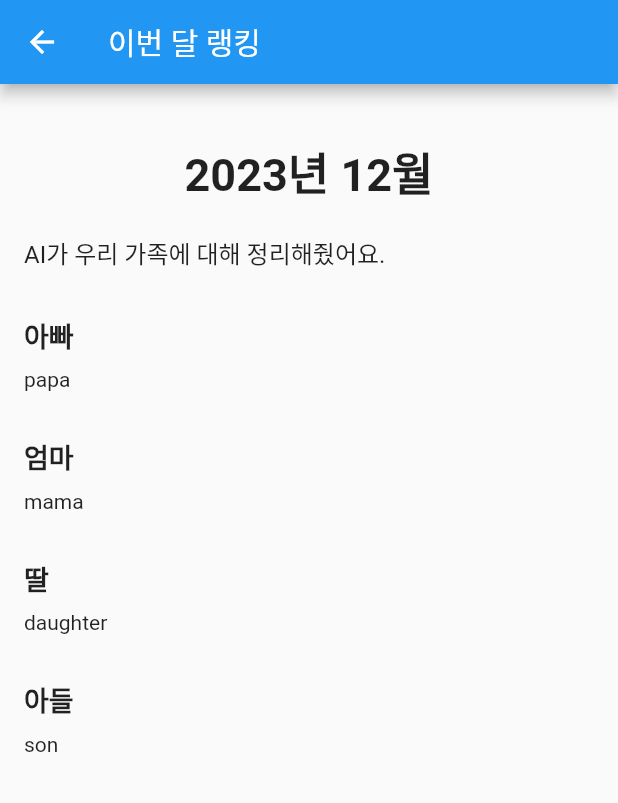
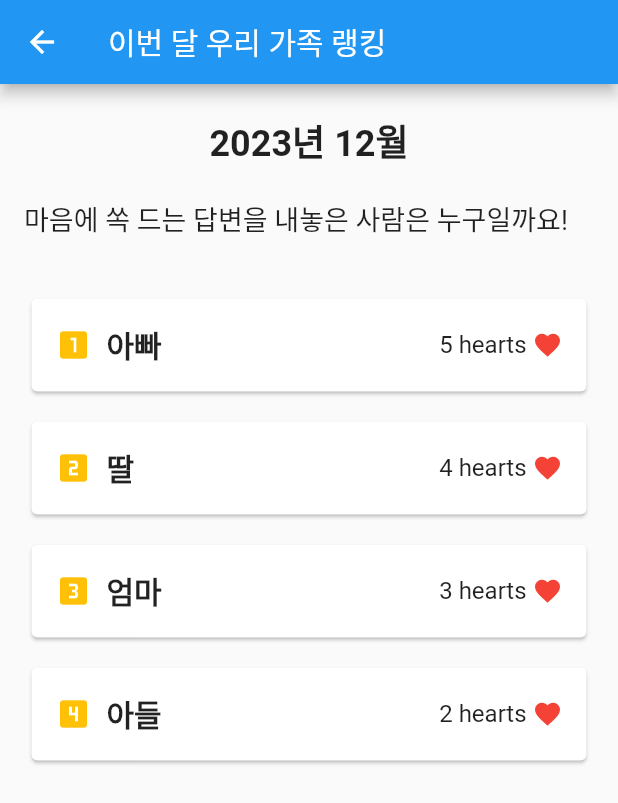
Before and after one commit to ozeeeno/soso_family, a Flutter app: the RankPage screen opened directly, on a phone screen of 412 x 824 dp. Shown: the top 803 px of the screen. Run offline on Flutter 3.47's test engine with Material 2 defaults, Android fonts, the light colour scheme and no system bars; our stand-ins replace table_calendar.

Commit message:
feature, style: rank, events page
revision of ranking and calendar page

```diff
--- a/frontend/soso_family/lib/main.dart
+++ b/frontend/soso_family/lib/main.dart
@@ -33,7 +33,7 @@ class StartPage extends StatefulWidget {
 }
 
 class _StartPageState extends State<StartPage> {
-  int _currentIndex = 0; // 현재 선택된 탭 인덱스
+  int _currentIndex = 1; // 현재 선택된 탭 인덱스
 
   final _pages = [
     const CalendarPage(),
@@ -76,11 +76,11 @@ class _StartPageState extends State<StartPage> {
             label: '오늘의질문',
           ),
           BottomNavigationBarItem(
-            icon: Icon(Icons.event),
+            icon: Icon(Icons.leaderboard),
             label: '랭킹보드',
           ),
           BottomNavigationBarItem(
-            icon: Icon(Icons.select_all),
+            icon: Icon(Icons.receipt_long),
             label: '리포트',
           ),
         ],
--- a/frontend/soso_family/lib/pages/rank.dart
+++ b/frontend/soso_family/lib/pages/rank.dart
@@ -8,74 +8,125 @@ class RankPage extends StatefulWidget {
 }
 
 class _RankPageState extends State<RankPage> {
-  late String _month;
-  late String _dadAIreport;
-  late String _momAIreport;
-  late String _daughterAIreport;
-  late String _sonAIreport;
+  late final String _month;
+  List<FamilyMember> familyMembers = [];
 
   @override
   void initState() {
     super.initState();
-    // 초기 질문과 답안 설정
     _month = "2023년 12월";
-    _dadAIreport = "papa";
-    _momAIreport = "mama";
-    _daughterAIreport = "daughter";
-    _sonAIreport = "son";
+
+    familyMembers = [
+      FamilyMember(name: '아빠', hearts: 5),
+      FamilyMember(name: '엄마', hearts: 3),
+      FamilyMember(name: '딸', hearts: 4),
+      FamilyMember(name: '아들', hearts: 2),
+    ];
+
+    familyMembers.sort((a, b) => b.hearts.compareTo(a.hearts));
   }
 
   @override
   Widget build(BuildContext context) {
     return Scaffold(
       appBar: AppBar(
-        title: Text('이번 달 랭킹'),
+        title: const Text('이번 달 우리 가족 랭킹'),
       ),
       body: Padding(
-        padding: const EdgeInsets.all(16.0),
+        padding: const EdgeInsets.symmetric(horizontal: 16.0, vertical: 20.0),
         child: Column(
           crossAxisAlignment: CrossAxisAlignment.start,
           children: [
-            SizedBox(height: 20),
-            Align(
-              alignment: Alignment.center,
+            Center(
               child: Text(_month,
-                  style: TextStyle(
-                    fontWeight: FontWeight.bold,
-                    fontSize: 30,
-                  )),
+                  style: const TextStyle(
+                      fontWeight: FontWeight.bold, fontSize: 24)),
             ),
-            SizedBox(height: 20),
-            Text(
-              "AI가 우리 가족에 대해 정리해줬어요.",
-              style: TextStyle(fontSize: 16),
+            const SizedBox(height: 20),
+            const Text("마음에 쏙 드는 답변을 내놓은 사람은 누구일까요!",
+                style: TextStyle(fontSize: 18)),
+            const SizedBox(height: 30),
+            Expanded(
+              child: ListView.builder(
+                itemCount: familyMembers.length,
+                itemBuilder: (context, index) {
+                  return FamilyMemberWidget(
+                      member: familyMembers[index], rank: index + 1);
+                },
+              ),
             ),
-            SizedBox(height: 30),
-            AIFamilyMemberAnswer('아빠', _dadAIreport),
-            AIFamilyMemberAnswer('엄마', _momAIreport),
-            AIFamilyMemberAnswer('딸', _daughterAIreport),
-            AIFamilyMemberAnswer('아들', _sonAIreport),
+          ],
+        ),
+      ),
+    );
+  }
+}
+
+class FamilyMember {
+  String name;
+  int hearts;
+
+  FamilyMember({required this.name, required this.hearts});
+}
+
+class FamilyMemberWidget extends StatelessWidget {
+  final FamilyMember member;
+  final int rank;
+
+  const FamilyMemberWidget({Key? key, required this.member, required this.rank})
+      : super(key: key);
+
+  @override
+  Widget build(BuildContext context) {
+    return Card(
+      margin: const EdgeInsets.symmetric(vertical: 10.0, horizontal: 5.0),
+      child: Padding(
+        padding: const EdgeInsets.all(16.0),
+        child: Row(
+          mainAxisAlignment: MainAxisAlignment.spaceBetween,
+          children: [
+            Row(
+              children: [
+                _buildRankIcon(rank),
+                const SizedBox(width: 10),
+                Text(
+                  member.name,
+                  style: const TextStyle(
+                      fontWeight: FontWeight.bold, fontSize: 20),
+                ),
+              ],
+            ),
+            Row(
+              children: [
+                Text(
+                  '${member.hearts} hearts ',
+                  style: const TextStyle(fontSize: 16),
+                ),
+                const Icon(Icons.favorite, color: Colors.red, size: 20),
+              ],
+            ),
           ],
         ),
       ),
     );
   }
 
-  Widget AIFamilyMemberAnswer(String member, String answer) {
-    return Column(
-      crossAxisAlignment: CrossAxisAlignment.start,
-      children: [
-        Text(
-          member,
-          style: TextStyle(fontWeight: FontWeight.bold, fontSize: 18),
-        ),
-        SizedBox(height: 8),
-        Text(
-          answer,
-          style: TextStyle(fontSize: 14),
-        ),
-        SizedBox(height: 30),
-      ],
-    );
+  Widget _buildRankIcon(int rank) {
+    IconData iconData;
+    switch (rank) {
+      case 1:
+        iconData = Icons.looks_one;
+        break;
+      case 2:
+        iconData = Icons.looks_two;
+        break;
+      case 3:
+        iconData = Icons.looks_3;
+        break;
+      default:
+        iconData = Icons.looks_4;
+        break;
+    }
+    return Icon(iconData, color: Colors.amber, size: 24);
   }
 }
```
Also changed, not shown: frontend/soso_family/lib/pages/events.dart (+46 -4 lines), frontend/soso_family/lib/pages/question.dart (+17 -15 lines), frontend/soso_family/lib/pages/report.dart (+12 -10 lines), frontend/soso_family/lib/utils.dart (+16 -7 lines).
